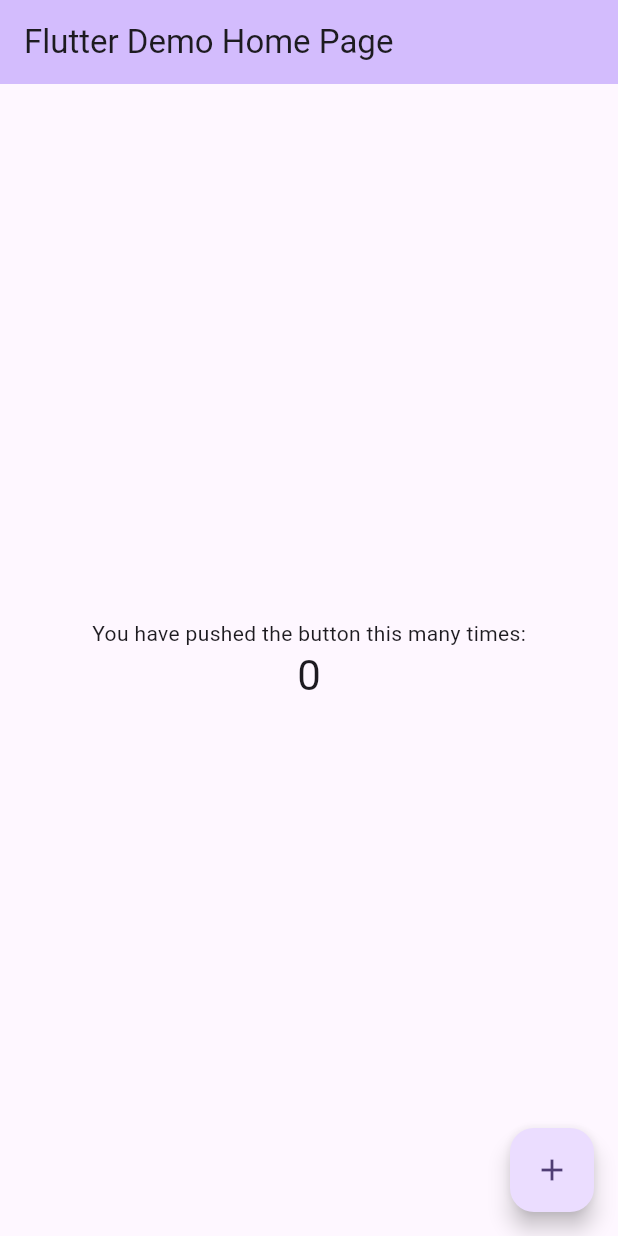
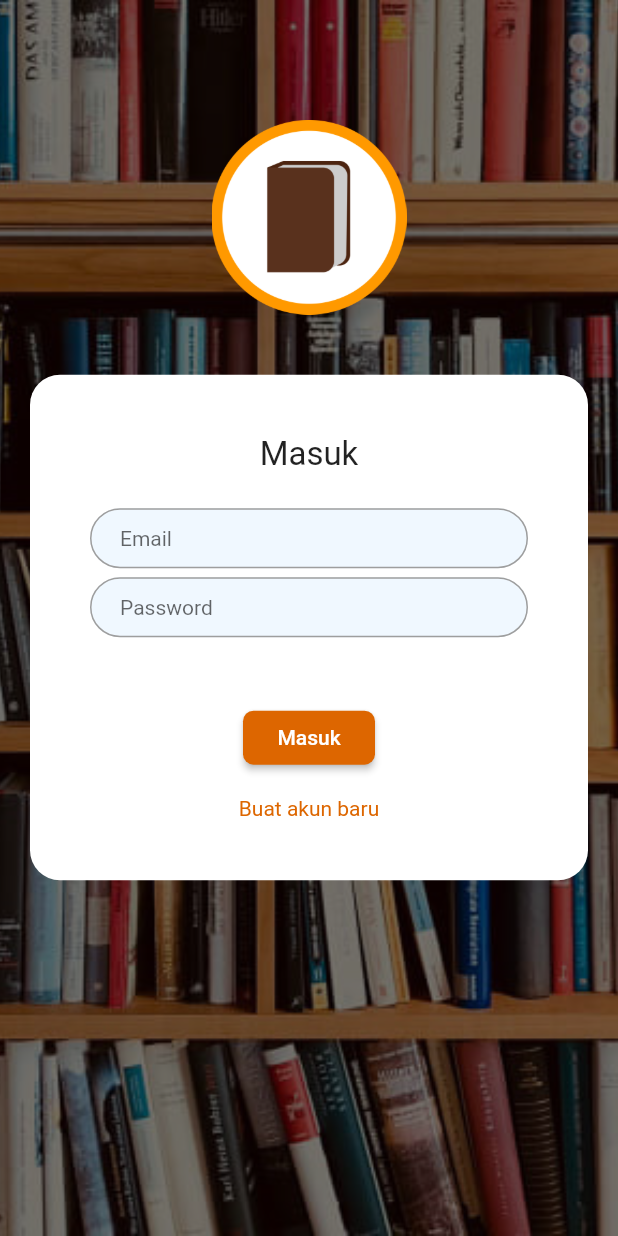
Before and after one commit to Neuxtron/book_collector, a Flutter app: the screen it shows after launch, on a phone screen of 412 x 824 dp. Run offline on Flutter 3.47's test engine with Material 2 defaults, Android fonts, the phone set to English and light mode, and no system bars; our stand-ins replace get.

Commit message:
slicing login

```diff
--- a/lib/main.dart
+++ b/lib/main.dart
@@ -1,4 +1,6 @@
+import 'package:book_collector/views/login_page.dart';
 import 'package:flutter/material.dart';
+import 'package:get/get.dart';
 
 void main() {
   runApp(const MyApp());
@@ -7,119 +9,11 @@ void main() {
 class MyApp extends StatelessWidget {
   const MyApp({super.key});
 
-  // This widget is the root of your application.
   @override
   Widget build(BuildContext context) {
-    return MaterialApp(
-      title: 'Flutter Demo',
-      theme: ThemeData(
-        // This is the theme of your application.
-        //
-        // TRY THIS: Try running your application with "flutter run". You'll see
-        // the application has a blue toolbar. Then, without quitting the app,
-        // try changing the seedColor in the colorScheme below to Colors.green
-        // and then invoke "hot reload" (save your changes or press the "hot
-        // reload" button in a Flutter-supported IDE, or press "r" if you used
-        // the command line to start the app).
-        //
-        // Notice that the counter didn't reset back to zero; the application
-        // state is not lost during the reload. To reset the state, use hot
-        // restart instead.
-        //
-        // This works for code too, not just values: Most code changes can be
-        // tested with just a hot reload.
-        colorScheme: ColorScheme.fromSeed(seedColor: Colors.deepPurple),
-        useMaterial3: true,
-      ),
-      home: const MyHomePage(title: 'Flutter Demo Home Page'),
+    return const GetMaterialApp(
+      debugShowCheckedModeBanner: false,
+      home: LoginPage(),
     );
   }
 }
-
-class MyHomePage extends StatefulWidget {
-  const MyHomePage({super.key, required this.title});
-
-  // This widget is the home page of your application. It is stateful, meaning
-  // that it has a State object (defined below) that contains fields that affect
-  // how it looks.
-
-  // This class is the configuration for the state. It holds the values (in this
-  // case the title) provided by the parent (in this case the App widget) and
-  // used by the build method of the State. Fields in a Widget subclass are
-  // always marked "final".
-
-  final String title;
-
-  @override
-  State<MyHomePage> createState() => _MyHomePageState();
-}
-
-class _MyHomePageState extends State<MyHomePage> {
-  int _counter = 0;
-
-  void _incrementCounter() {
-    setState(() {
-      // This call to setState tells the Flutter framework that something has
-      // changed in this State, which causes it to rerun the build method below
-      // so that the display can reflect the updated values. If we changed
-      // _counter without calling setState(), then the build method would not be
-      // called again, and so nothing would appear to happen.
-      _counter++;
-    });
-  }
-
-  @override
-  Widget build(BuildContext context) {
-    // This method is rerun every time setState is called, for instance as done
-    // by the _incrementCounter method above.
-    //
-    // The Flutter framework has been optimized to make rerunning build methods
-    // fast, so that you can just rebuild anything that needs updating rather
-    // than having to individually change instances of widgets.
-    return Scaffold(
-      appBar: AppBar(
-        // TRY THIS: Try changing the color here to a specific color (to
-        // Colors.amber, perhaps?) and trigger a hot reload to see the AppBar
-        // change color while the other colors stay the same.
-        backgroundColor: Theme.of(context).colorScheme.inversePrimary,
-        // Here we take the value from the MyHomePage object that was created by
-        // the App.build method, and use it to set our appbar title.
-        title: Text(widget.title),
-      ),
-      body: Center(
-        // Center is a layout widget. It takes a single child and positions it
-        // in the middle of the parent.
-        child: Column(
-          // Column is also a layout widget. It takes a list of children and
-          // arranges them vertically. By default, it sizes itself to fit its
-          // children horizontally, and tries to be as tall as its parent.
-          //
-          // Column has various properties to control how it sizes itself and
-          // how it positions its children. Here we use mainAxisAlignment to
-          // center the children vertically; the main axis here is the vertical
-          // axis because Columns are vertical (the cross axis would be
-          // horizontal).
-          //
-          // TRY THIS: Invoke "debug painting" (choose the "Toggle Debug Paint"
-          // action in the IDE, or press "p" in the console), to see the
-          // wireframe for each widget.
-          mainAxisAlignment: MainAxisAlignment.center,
-          children: <Widget>[
-            const Text(
-              'You have pushed the button this many times:',
-            ),
-            Text(
-              '$_counter',
-              style: Theme.of(context).textTheme.headlineMedium,
-            ),
-          ],
-        ),
-      ),
-      floatingActionButton: FloatingActionButton(
-        onPressed: _incrementCounter,
-        tooltip: 'Increment',
-        child: const Icon(Icons.add),
-      ), // This trailing comma makes auto-formatting nicer for build methods.
-    );
-  }
-}
--- /dev/null
+++ b/lib/utils/constants/app_colors.dart
@@ -0,0 +1,6 @@
+import 'package:flutter/material.dart';
+
+class AppColors {
+  static const primary = Color(0xFFDD6600);
+  static const inputBackground = Color(0xFFF0F8FF);
+}
--- /dev/null
+++ b/lib/views/login_page.dart
@@ -0,0 +1,166 @@
+import 'package:book_collector/utils/constants/app_colors.dart';
+import 'package:book_collector/views/widgets/form_text_input.dart';
+import 'package:flutter/material.dart';
+
+class LoginPage extends StatefulWidget {
+  const LoginPage({super.key});
+
+  @override
+  State<LoginPage> createState() => _LoginPageState();
+}
+
+class _LoginPageState extends State<LoginPage> {
+  @override
+  Widget build(BuildContext context) {
+    return const Scaffold(
+      body: Stack(
+        children: [
+          BgImage(),
+          FormContainer(),
+        ],
+      ),
+    );
+  }
+}
+
+class BgImage extends StatelessWidget {
+  const BgImage({super.key});
+
+  // OPTIMIZE: make background static
+  @override
+  Widget build(BuildContext context) {
+    return Image.asset(
+      "assets/images/login_bg.jpg",
+      fit: BoxFit.cover,
+      height: double.infinity,
+      color: Colors.black54,
+      colorBlendMode: BlendMode.darken,
+    );
+  }
+}
+
+class FormContainer extends StatelessWidget {
+  const FormContainer({super.key});
+
+  @override
+  Widget build(BuildContext context) {
+    return SingleChildScrollView(
+      child: Column(
+        children: [
+          Padding(
+            padding: const EdgeInsets.only(top: 80, bottom: 40),
+            child: Image.asset(
+              "assets/images/logo.png",
+              width: 130,
+            ),
+          ),
+          Column(
+            children: [
+              Container(
+                decoration: BoxDecoration(
+                  color: Colors.white,
+                  borderRadius: BorderRadius.circular(20),
+                ),
+                padding: const EdgeInsets.all(40),
+                margin: const EdgeInsets.symmetric(horizontal: 20),
+                child: const Column(
+                  children: [
+                    Text(
+                      "Masuk",
+                      style: TextStyle(fontSize: 22),
+                    ),
+                    LoginForm(),
+                  ],
+                ),
+              ),
+            ],
+          ),
+        ],
+      ),
+    );
+  }
+}
+
+class LoginForm extends StatefulWidget {
+  const LoginForm({super.key});
+
+  @override
+  State<LoginForm> createState() => _LoginFormState();
+}
+
+class _LoginFormState extends State<LoginForm> {
+  final _emailController = TextEditingController();
+  final _passwordController = TextEditingController();
+  bool _loading = false;
+
+  void handleLogin() {
+    // TODO: handle login
+    print(_emailController.text);
+    print(_passwordController.text);
+  }
+
+  @override
+  Widget build(BuildContext context) {
+    return Column(
+      children: [
+        SizedBox(height: 20),
+        FormTextInput(
+          controller: _emailController,
+          hintText: "Email",
+          keyboardType: TextInputType.emailAddress,
+        ),
+        FormTextInput(
+          controller: _passwordController,
+          hintText: "Password",
+          isObscure: true,
+        ),
+        SizedBox(height: 40),
+        LoginButton(
+          onPressed: handleLogin,
+          isLoading: _loading,
+        ),
+        SizedBox(height: 15),
+        SignupButton(),
+      ],
+    );
+  }
+}
+
+class LoginButton extends StatelessWidget {
+  final Function() onPressed;
+  final bool isLoading;
+
+  const LoginButton({
+    super.key,
+    required this.onPressed,
+    required this.isLoading,
+  });
+
+  @override
+  Widget build(BuildContext context) {
+    return MaterialButton(
+      onPressed: isLoading ? null : onPressed,
+      shape: RoundedRectangleBorder(
+        borderRadius: BorderRadius.circular(7),
+      ),
+      color: AppColors.primary,
+      textColor: Colors.white,
+      child: const Text("Masuk"),
+    );
+  }
+}
+
+class SignupButton extends StatelessWidget {
+  const SignupButton({super.key});
+
+  @override
+  Widget build(BuildContext context) {
+    return GestureDetector(
+      onTap: () {},
+      child: Text(
+        "Buat akun baru",
+        style: TextStyle(color: AppColors.primary),
+      ),
+    );
+  }
+}
--- /dev/null
+++ b/lib/views/widgets/form_text_input.dart
@@ -0,0 +1,48 @@
+import 'package:book_collector/utils/constants/app_colors.dart';
+import 'package:flutter/material.dart';
+
+class FormTextInput extends StatelessWidget {
+  final TextEditingController controller;
+  final String hintText;
+  final TextInputType? keyboardType;
+  final bool isObscure;
+
+  const FormTextInput({
+    super.key,
+    required this.controller,
+    required this.hintText,
+    this.keyboardType,
+    this.isObscure = false,
+  });
+
+  @override
+  Widget build(BuildContext context) {
+    return Padding(
+      padding: const EdgeInsets.symmetric(vertical: 3),
+      child: TextField(
+        controller: controller,
+        keyboardType: keyboardType,
+        obscureText: isObscure,
+        style: TextStyle(fontSize: 14),
+        cursorColor: AppColors.primary,
+        decoration: InputDecoration(
+          hintText: hintText,
+          filled: true,
+          fillColor: AppColors.inputBackground,
+          isCollapsed: true,
+          contentPadding: EdgeInsets.symmetric(horizontal: 20, vertical: 12),
+          enabledBorder: buildBorder(),
+          focusedBorder: buildBorder(),
+        ),
+      ),
+    );
+  }
+
+  InputBorder buildBorder() {
+    return OutlineInputBorder(
+        borderRadius: BorderRadius.circular(100),
+        borderSide: BorderSide(
+          color: Colors.grey,
+        ));
+  }
+}
--- a/pubspec.yaml
+++ b/pubspec.yaml
@@ -61,9 +61,8 @@ flutter:
   uses-material-design: true
 
   # To add assets to your application, add an assets section, like this:
-  # assets:
-  #   - images/a_dot_burr.jpeg
-  #   - images/a_dot_ham.jpeg
+  assets:
+    - assets/images/
 
   # An image asset can refer to one or more resolution-specific "variants", see
   # https://flutter.dev/assets-and-images/#resolution-aware
```
Also changed, not shown: assets/images/login_bg.jpg (added), assets/images/logo.png (added), 1 other file.
